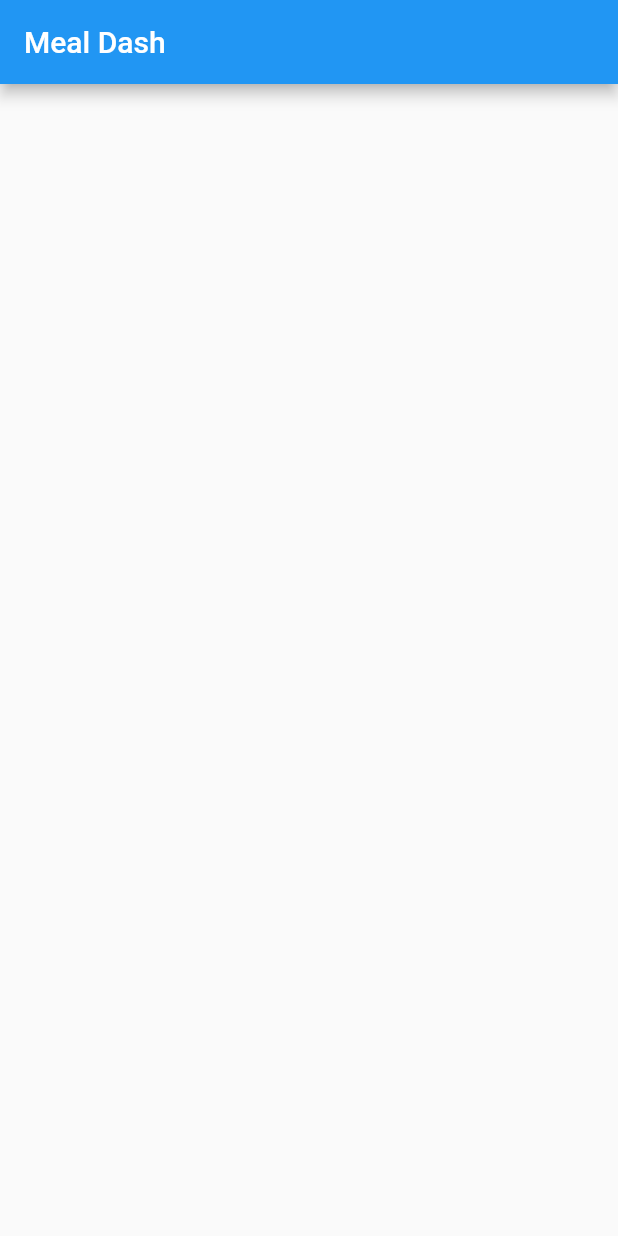
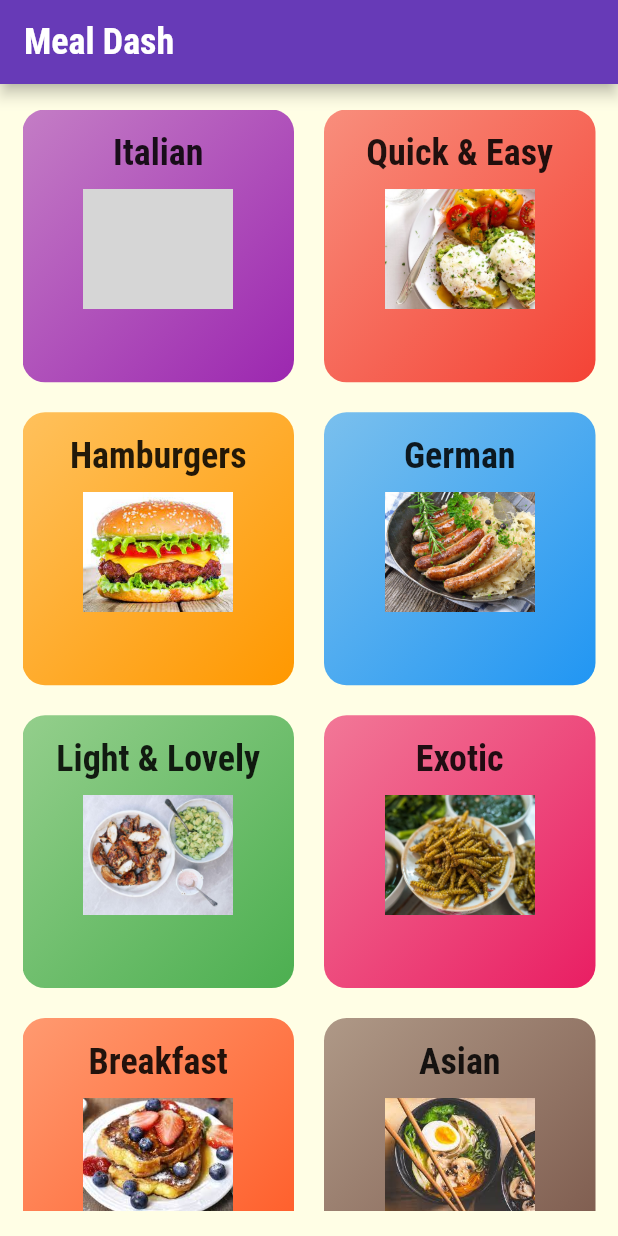
Before and after one commit to agrawalkunal2001/Meal_Dash, a Flutter app: the screen it shows after launch, on a phone screen of 412 x 824 dp. Run offline on Flutter 3.47's test engine with Material 2 defaults, Android fonts, the phone set to English and light mode, and no system bars; grey boxes are pictures that could not be loaded.

Commit message:
Added categories

```diff
--- /dev/null
+++ b/lib/categories_screen.dart
@@ -0,0 +1,30 @@
+import 'package:flutter/material.dart';
+import 'category_item.dart';
+import 'category_data.dart';
+
+class CategoriesScreen extends StatelessWidget {
+  const CategoriesScreen({Key? key}) : super(key: key);
+
+  @override
+  Widget build(BuildContext context) {
+    return Scaffold(
+      appBar: AppBar(
+        title: Text("Meal Dash"),
+      ),
+      body: Container(
+        margin: EdgeInsets.fromLTRB(15, 17, 15, 17),
+        child: GridView(
+          gridDelegate: SliverGridDelegateWithMaxCrossAxisExtent(
+              maxCrossAxisExtent: 300,
+              childAspectRatio: 1.99 / 2 /* Width/height*/,
+              crossAxisSpacing: 20,
+              mainAxisSpacing:
+                  20), // Sliver is a scrollable area on the screen. Grid delegate takes care of the structuring of the grid. With max cross axis extent lets us define the max width of each grid item.
+          children: categoryData
+              .map((item) => CategoryItem(item.title, item.color, item.image))
+              .toList(),
+        ),
+      ),
+    );
+  }
+}
--- a/lib/category_data.dart
+++ b/lib/category_data.dart
@@ -3,73 +3,54 @@ import 'package:meal_dash/models/category.dart';
 
 const categoryData = [
   Category(
-      id: 'c1',
-      title: 'Italian',
-      color: Colors.purple,
-      image: Image(
-        image: AssetImage("assets/images/italian.jpg"),
-      )),
+    id: 'c1',
+    title: 'Italian',
+    color: Colors.purple,
+    image: "assets/images/italian.jpg",
+  ),
   Category(
       id: 'c2',
       title: 'Quick & Easy',
       color: Colors.red,
-      image: Image(
-        image: AssetImage("assets/images/quick.jpg"),
-      )),
+      image: "assets/images/quick.jpg"),
   Category(
       id: 'c3',
       title: 'Hamburgers',
       color: Colors.orange,
-      image: Image(
-        image: AssetImage("assets/images/hamburger.jpg"),
-      )),
+      image: "assets/images/hamburger.jpg"),
   Category(
       id: 'c4',
       title: 'German',
-      color: Colors.amber,
-      image: Image(
-        image: AssetImage("assets/images/german.jpg"),
-      )),
+      color: Colors.blue,
+      image: "assets/images/german.jpg"),
   Category(
       id: 'c5',
       title: 'Light & Lovely',
-      color: Colors.blue,
-      image: Image(
-        image: AssetImage("assets/images/light.jpg"),
-      )),
+      color: Colors.green,
+      image: "assets/images/light.jpg"),
   Category(
       id: 'c6',
       title: 'Exotic',
-      color: Colors.green,
-      image: Image(
-        image: AssetImage("assets/images/exotic.jpg"),
-      )),
+      color: Colors.pink,
+      image: "assets/images/exotic.jpg"),
   Category(
       id: 'c7',
       title: 'Breakfast',
-      color: Colors.lightBlue,
-      image: Image(
-        image: AssetImage("assets/images/breakfast.jpg"),
-      )),
+      color: Colors.deepOrange,
+      image: "assets/images/breakfast.jpg"),
   Category(
       id: 'c8',
       title: 'Asian',
-      color: Colors.lightGreen,
-      image: Image(
-        image: AssetImage("assets/images/asian.jpg"),
-      )),
+      color: Colors.brown,
+      image: "assets/images/aisan.jpg"),
   Category(
       id: 'c9',
       title: 'French',
-      color: Colors.pink,
-      image: Image(
-        image: AssetImage("assets/images/french.jpg"),
-      )),
+      color: Colors.amber,
+      image: "assets/images/french.jpg"),
   Category(
       id: 'c10',
       title: 'Summer',
       color: Colors.teal,
-      image: Image(
-        image: AssetImage("assets/images/summer.jpg"),
-      )),
+      image: "assets/images/summer.jpg"),
 ];
--- /dev/null
+++ b/lib/category_item.dart
@@ -0,0 +1,41 @@
+import 'package:flutter/material.dart';
+
+class CategoryItem extends StatelessWidget {
+  final String categoryTitle;
+  final Color categoryColor;
+  final String categoryImage;
+
+  CategoryItem(this.categoryTitle, this.categoryColor, this.categoryImage);
+
+  @override
+  Widget build(BuildContext context) {
+    return Container(
+      padding: const EdgeInsets.all(15),
+      decoration: BoxDecoration(
+          gradient: LinearGradient(colors: [
+            categoryColor.withOpacity(0.6),
+            categoryColor /* Colors argument takes a list which specifies the transition or gradient of the color based on begin and end arguments*/
+          ], begin: Alignment.topLeft, end: Alignment.bottomRight),
+          borderRadius: BorderRadius.circular(15)),
+      child: Column(
+        children: <Widget>[
+          FittedBox(
+            child: Text(
+              categoryTitle,
+              style: Theme.of(context).textTheme.headline6,
+            ),
+          ),
+          SizedBox(
+            height: 10,
+          ),
+          Image.asset(
+            categoryImage,
+            width: 100,
+            height: 80,
+            fit: BoxFit.cover,
+          ),
+        ],
+      ),
+    );
+  }
+}
--- a/lib/main.dart
+++ b/lib/main.dart
@@ -1,4 +1,5 @@
 import 'package:flutter/material.dart';
+import 'categories_screen.dart';
 
 void main() {
   runApp(MyApp());
@@ -13,9 +14,24 @@ class MyApp extends StatelessWidget {
       debugShowCheckedModeBanner: false,
       title: "Meal Dash",
       theme: ThemeData(
-        primarySwatch: Colors.blue,
+        primarySwatch: Colors.deepPurple,
+        accentColor: Colors.amber,
+        canvasColor: Color.fromRGBO(255, 254, 229, 1),
+        fontFamily: "Raleway",
+        textTheme: ThemeData.light().textTheme.copyWith(
+            bodyText1: TextStyle(
+              color: Color.fromRGBO(20, 51, 51, 1),
+            ),
+            bodyText2: TextStyle(
+              color: Color.fromRGBO(20, 51, 51, 1),
+            ),
+            headline6: TextStyle(
+              fontSize: 24,
+              fontFamily: 'RobotoCondensed',
+              fontWeight: FontWeight.bold,
+            )),
       ),
-      home: HomePage(),
+      home: CategoriesScreen(),
     );
   }
 }
--- a/lib/models/category.dart
+++ b/lib/models/category.dart
@@ -2,10 +2,10 @@ import 'package:flutter/material.dart';
 
 class Category {
   // Blueprint or model of a transaction
-  final String? id;
-  final String? title;
-  final Color? color;
-  final Image? image;
+  final String id;
+  final String title;
+  final Color color;
+  final String image;
 
   const Category(
       {required this.id,
```
